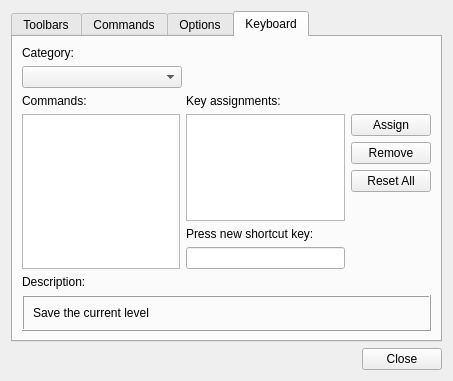
o3de/o3de, file Code/Editor/ToolbarCustomizationDialog.ui: the form before one commit.
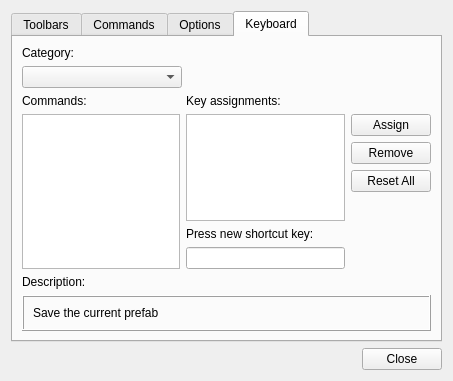
The form after the commit. The open tabs and pages were chosen to show the change. Custom widgets are drawn as their Qt base class.

Commit message: Adjust labeling to reflect changes in behavior.

Patch:
```diff
--- a/Code/Editor/ToolbarCustomizationDialog.ui
+++ b/Code/Editor/ToolbarCustomizationDialog.ui
@@ -441,7 +441,7 @@
           <item>
            <widget class="QLabel" name="label_10">
             <property name="text">
-             <string>Save the current level</string>
+             <string>Save the current prefab</string>
             </property>
            </widget>
           </item>
```
The commit also changes 1 other file.
